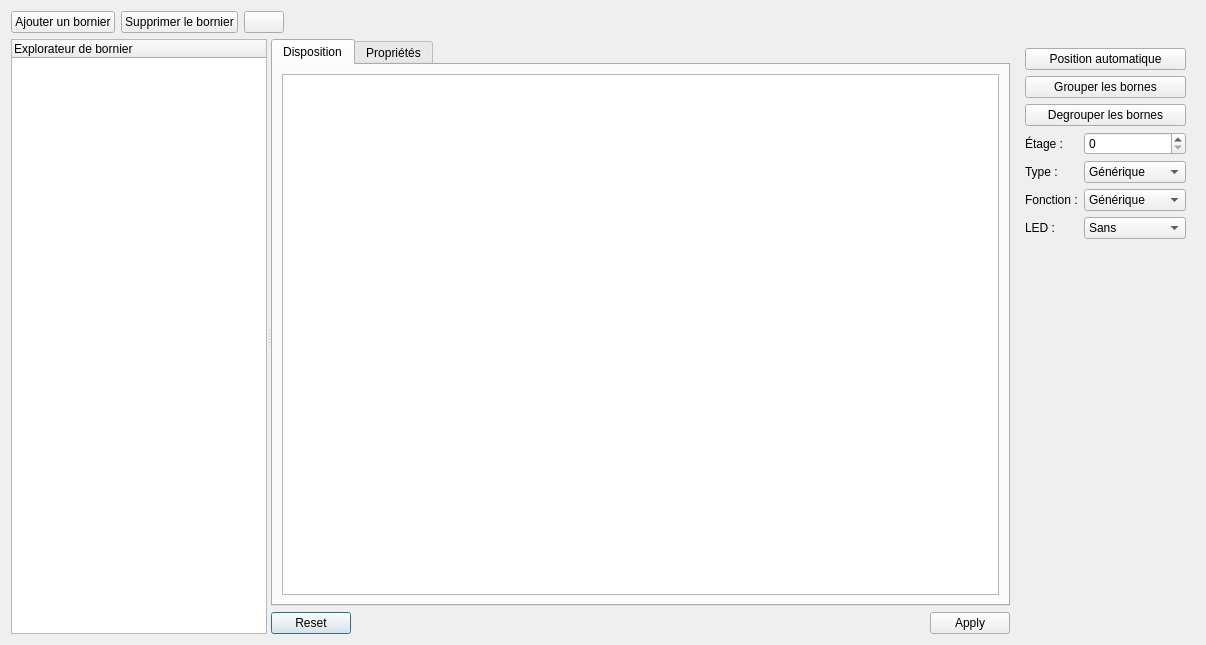
First picture: the form in sources/TerminalStrip/ui/terminalstripeditor.ui, repository qelectrotech/qelectrotech-source-mirror, before the edit.
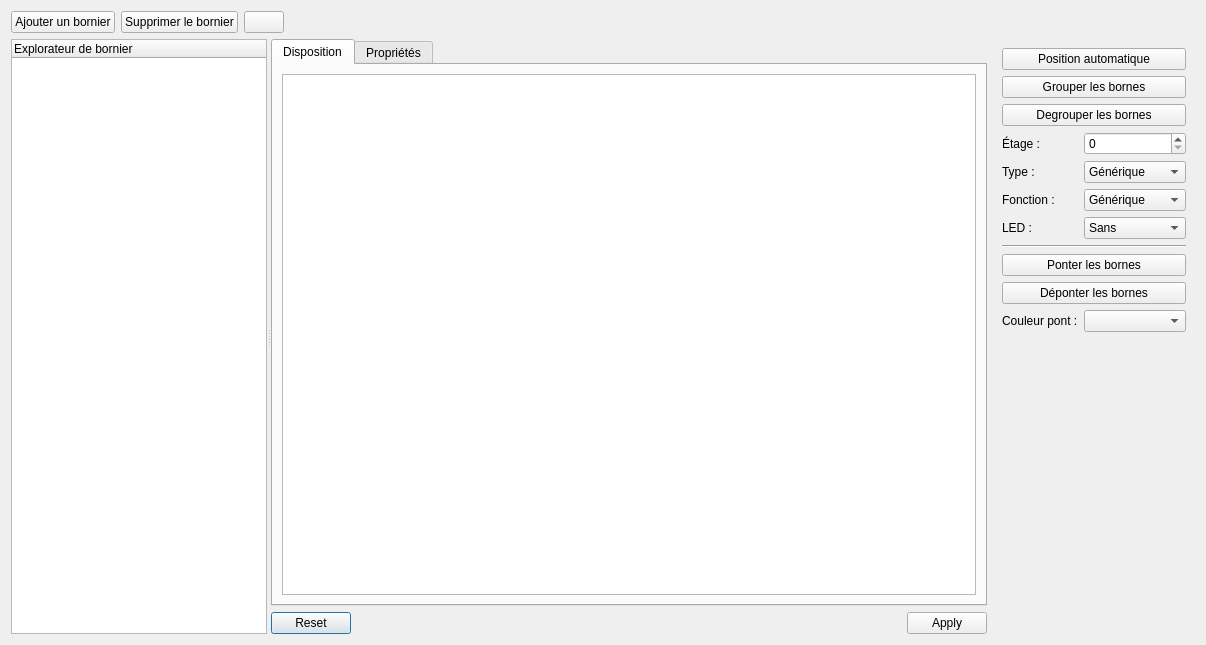
Second picture: the form after the edit. Icons and pictures are not drawn. Custom widgets are drawn as their Qt base class.

Commit message: Add terminal bridge feature

```diff
--- a/sources/TerminalStrip/ui/terminalstripeditor.ui
+++ b/sources/TerminalStrip/ui/terminalstripeditor.ui
@@ -178,34 +178,14 @@
    <item row="1" column="1">
     <widget class="QWidget" name="widget" native="true">
      <layout class="QGridLayout" name="gridLayout_3">
-      <item row="4" column="0">
-       <widget class="QLabel" name="label_7">
+      <item row="5" column="0">
+       <widget class="QLabel" name="label_6">
         <property name="text">
-         <string>Type :</string>
+         <string>Étage :</string>
         </property>
        </widget>
       </item>
-      <item row="2" column="0" colspan="2">
-       <widget class="QPushButton" name="m_ungroup_pb">
-        <property name="text">
-         <string>Degrouper les bornes</string>
-        </property>
-       </widget>
-      </item>
-      <item row="7" column="0">
-       <spacer name="verticalSpacer">
-        <property name="orientation">
-         <enum>Qt::Vertical</enum>
-        </property>
-        <property name="sizeHint" stdset="0">
-         <size>
-          <width>20</width>
-          <height>40</height>
-         </size>
-        </property>
-       </spacer>
-      </item>
-      <item row="4" column="1">
+      <item row="6" column="1">
        <widget class="QComboBox" name="m_type_cb">
         <item>
          <property name="text">
@@ -234,28 +214,36 @@
         </item>
        </widget>
       </item>
-      <item row="3" column="1">
-       <widget class="QSpinBox" name="m_level_sb"/>
+      <item row="8" column="0">
+       <widget class="QLabel" name="label_9">
+        <property name="text">
+         <string>LED :</string>
+        </property>
+       </widget>
       </item>
       <item row="5" column="1">
-       <widget class="QComboBox" name="m_function_cb">
-        <item>
-         <property name="text">
-          <string>Générique</string>
-         </property>
-        </item>
-        <item>
-         <property name="text">
-          <string>Phase</string>
-         </property>
-        </item>
-        <item>
-         <property name="text">
-          <string>Neutre</string>
-         </property>
-        </item>
+       <widget class="QSpinBox" name="m_level_sb"/>
+      </item>
+      <item row="9" column="0" colspan="2">
+       <widget class="Line" name="line_2">
+        <property name="orientation">
+         <enum>Qt::Horizontal</enum>
+        </property>
        </widget>
       </item>
+      <item row="13" column="0">
+       <spacer name="verticalSpacer">
+        <property name="orientation">
+         <enum>Qt::Vertical</enum>
+        </property>
+        <property name="sizeHint" stdset="0">
+         <size>
+          <width>20</width>
+          <height>40</height>
+         </size>
+        </property>
+       </spacer>
+      </item>
       <item row="0" column="0" colspan="2">
        <widget class="QPushButton" name="m_auto_ordering_pb">
         <property name="text">
@@ -263,10 +251,17 @@
         </property>
        </widget>
       </item>
-      <item row="3" column="0">
-       <widget class="QLabel" name="label_6">
+      <item row="7" column="0">
+       <widget class="QLabel" name="label_8">
         <property name="text">
-         <string>Étage :</string>
+         <string>Fonction :</string>
+        </property>
+       </widget>
+      </item>
+      <item row="12" column="0">
+       <widget class="QLabel" name="label_10">
+        <property name="text">
+         <string>Couleur pont :</string>
         </property>
        </widget>
       </item>
@@ -277,14 +272,21 @@
         </property>
        </widget>
       </item>
-      <item row="5" column="0">
-       <widget class="QLabel" name="label_8">
+      <item row="2" column="0" colspan="2">
+       <widget class="QPushButton" name="m_ungroup_pb">
         <property name="text">
-         <string>Fonction :</string>
+         <string>Degrouper les bornes</string>
         </property>
        </widget>
       </item>
-      <item row="6" column="1">
+      <item row="6" column="0">
+       <widget class="QLabel" name="label_7">
+        <property name="text">
+         <string>Type :</string>
+        </property>
+       </widget>
+      </item>
+      <item row="8" column="1">
        <widget class="QComboBox" name="m_led_cb">
         <item>
          <property name="text">
@@ -298,10 +300,39 @@
         </item>
        </widget>
       </item>
-      <item row="6" column="0">
-       <widget class="QLabel" name="label_9">
+      <item row="12" column="1">
+       <widget class="KColorCombo" name="m_bridge_color_cb"/>
+      </item>
+      <item row="7" column="1">
+       <widget class="QComboBox" name="m_function_cb">
+        <item>
+         <property name="text">
+          <string>Générique</string>
+         </property>
+        </item>
+        <item>
+         <property name="text">
+          <string>Phase</string>
+         </property>
+        </item>
+        <item>
+         <property name="text">
+          <string>Neutre</string>
+         </property>
+        </item>
+       </widget>
+      </item>
+      <item row="10" column="0" colspan="2">
+       <widget class="QPushButton" name="m_bridge_terminals_pb">
         <property name="text">
-         <string>LED :</string>
+         <string>Ponter les bornes</string>
+        </property>
+       </widget>
+      </item>
+      <item row="11" column="0" colspan="2">
+       <widget class="QPushButton" name="m_unbridge_terminals_pb">
+        <property name="text">
+         <string>Déponter les bornes</string>
         </property>
        </widget>
       </item>
@@ -375,6 +406,11 @@
   </layout>
  </widget>
  <customwidgets>
+  <customwidget>
+   <class>KColorCombo</class>
+   <extends>QComboBox</extends>
+   <header>kcolorcombo.h</header>
+  </customwidget>
   <customwidget>
    <class>TerminalStripTreeWidget</class>
    <extends>QTreeWidget</extends>
```
The commit also changes 8 other files.
